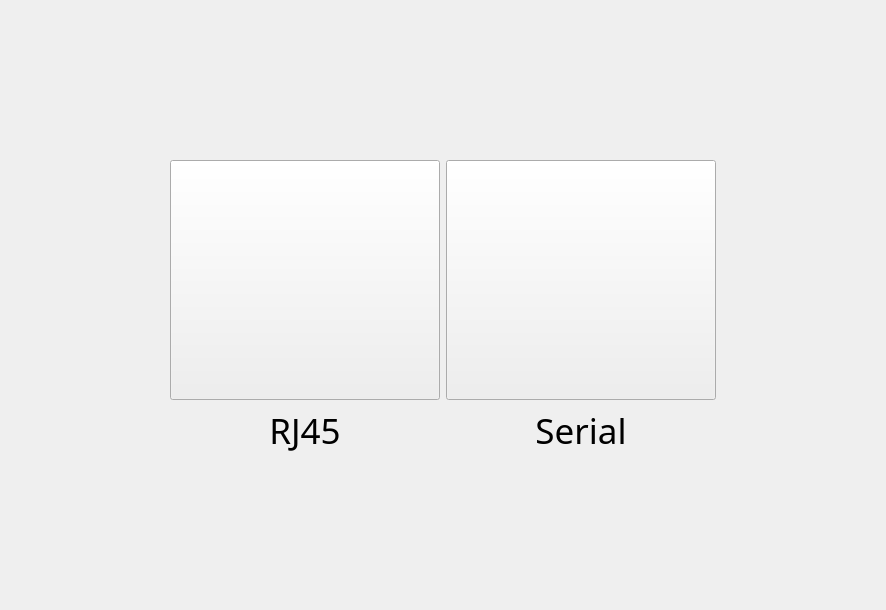
bbbbmmdddd/bmd_Data_cllector_PC_Software, file Welcom.ui: the form before one commit.
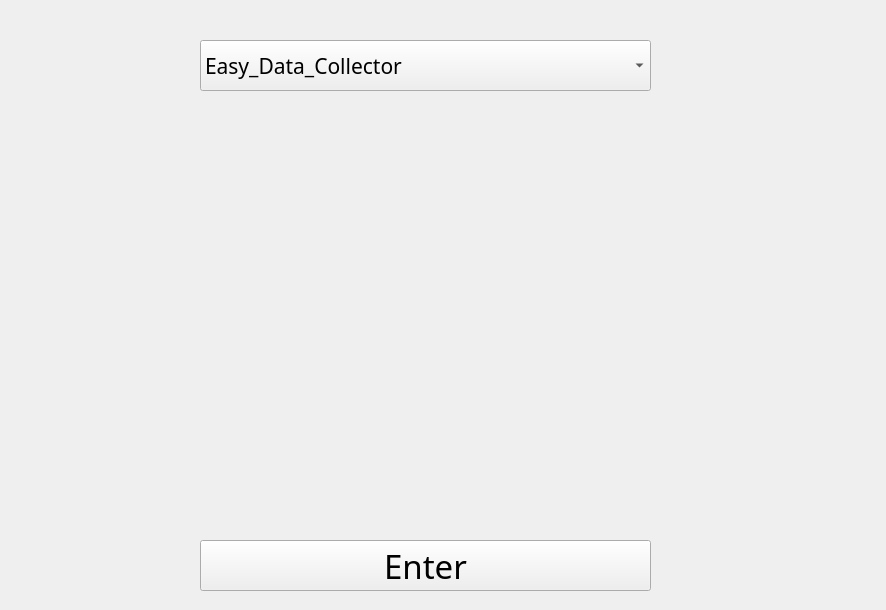
The form after the commit. Icons and pictures are not drawn.

Diff of the .ui file:
```diff
--- a/Welcom.ui
+++ b/Welcom.ui
@@ -54,8 +54,8 @@
     <widget class="QWidget" name="widget" native="true">
      <property name="font">
       <font>
-       <family>Microsoft YaHei UI</family>
-       <pointsize>9</pointsize>
+       <family>Share-TechMono</family>
+       <pointsize>14</pointsize>
       </font>
      </property>
      <property name="styleSheet">
@@ -65,107 +65,70 @@
 	border-image: url(:/Welcom/153_Black_Sea.png);
 }</string>
      </property>
-     <layout class="QGridLayout" name="gridLayout">
-      <property name="leftMargin">
-       <number>170</number>
+     <widget class="QComboBox" name="comboBox">
+      <property name="geometry">
+       <rect>
+        <x>200</x>
+        <y>40</y>
+        <width>451</width>
+        <height>51</height>
+       </rect>
       </property>
-      <property name="topMargin">
-       <number>160</number>
+      <property name="font">
+       <font>
+        <family>Share-TechMono</family>
+        <pointsize>16</pointsize>
+       </font>
       </property>
-      <property name="rightMargin">
-       <number>170</number>
-      </property>
-      <property name="bottomMargin">
-       <number>155</number>
-      </property>
-      <item row="0" column="0">
-       <widget class="QPushButton" name="pushButton">
-        <property name="sizePolicy">
-         <sizepolicy hsizetype="Minimum" vsizetype="Minimum">
-          <horstretch>0</horstretch>
-          <verstretch>0</verstretch>
-         </sizepolicy>
-        </property>
-        <property name="styleSheet">
-         <string notr="true">QPushButton#pushButton
-{
-	border-image: url(:/Welcom/rj45.png);
-}
-
-QPushButton#pushButton:hove
-{
-	border-image: url(:/Welcom/rj45(1).png);
-}</string>
-        </property>
-        <property name="text">
-         <string/>
-        </property>
-       </widget>
+      <item>
+       <property name="text">
+        <string>Easy_Data_Collector</string>
+       </property>
       </item>
-      <item row="0" column="1">
-       <widget class="QPushButton" name="pushButton_2">
-        <property name="sizePolicy">
-         <sizepolicy hsizetype="Minimum" vsizetype="Minimum">
-          <horstretch>0</horstretch>
-          <verstretch>0</verstretch>
-         </sizepolicy>
-        </property>
-        <property name="text">
-         <string/>
-        </property>
-       </widget>
+      <item>
+       <property name="text">
+        <string>Modularization_Data_Collector</string>
+       </property>
       </item>
-      <item row="1" column="0">
-       <widget class="QLabel" name="label">
-        <property name="sizePolicy">
-         <sizepolicy hsizetype="Preferred" vsizetype="Preferred">
-          <horstretch>0</horstretch>
-          <verstretch>0</verstretch>
-         </sizepolicy>
-        </property>
-        <property name="minimumSize">
-         <size>
-          <width>0</width>
-          <height>0</height>
-         </size>
-        </property>
-        <property name="font">
-         <font>
-          <family>Share-TechMono</family>
-          <pointsize>26</pointsize>
-         </font>
-        </property>
-        <property name="text">
-         <string>RJ45</string>
-        </property>
-        <property name="alignment">
-         <set>Qt::AlignmentFlag::AlignCenter</set>
-        </property>
-       </widget>
-      </item>
-      <item row="1" column="1">
-       <widget class="QLabel" name="label_2">
-        <property name="sizePolicy">
-         <sizepolicy hsizetype="Preferred" vsizetype="Maximum">
-          <horstretch>0</horstretch>
-          <verstretch>0</verstretch>
-         </sizepolicy>
-        </property>
-        <property name="font">
-         <font>
-          <family>Share-TechMono</family>
-          <pointsize>26</pointsize>
-         </font>
-        </property>
-        <property name="text">
-         <string>Serial</string>
-        </property>
-        <property name="alignment">
-         <set>Qt::AlignmentFlag::AlignCenter</set>
-        </property>
-       </widget>
-      </item>
-     </layout>
+     </widget>
+     <widget class="QLabel" name="label_pictures">
+      <property name="geometry">
+       <rect>
+        <x>200</x>
+        <y>100</y>
+        <width>451</width>
+        <height>431</height>
+       </rect>
+      </property>
+      <property name="styleSheet">
+       <string notr="true">border-image: url(:/Welcom/Easy_data_cllected_card.png);</string>
+      </property>
+      <property name="text">
+       <string/>
+      </property>
+      <property name="scaledContents">
+       <bool>true</bool>
+      </property>
+     </widget>
+     <widget class="QPushButton" name="pushButton_Enter">
+      <property name="geometry">
+       <rect>
+        <x>200</x>
+        <y>540</y>
+        <width>451</width>
+        <height>51</height>
+       </rect>
+      </property>
+      <property name="font">
+       <font>
+        <family>Share-TechMono</family>
+        <pointsize>25</pointsize>
+       </font>
+      </property>
+      <property name="text">
+       <string>Enter</string>
+      </property>
+     </widget>
     </widget>
    </item>
   </layout>
```
Left out of the diff: 39 changed lines with no effect on the pictures.
